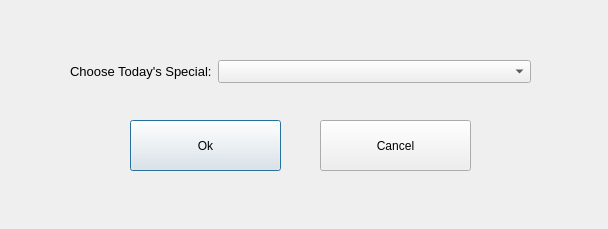
CallmeTeddyBear/Canteen-Management-System, file admintodaysspecial.ui: the form before one commit.
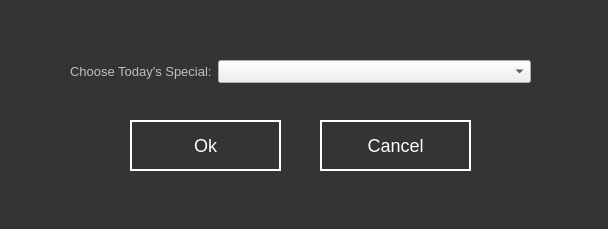
The form after the commit.

Patch:
```diff
--- a/admintodaysspecial.ui
+++ b/admintodaysspecial.ui
@@ -25,6 +25,39 @@
   <property name="windowTitle">
    <string>Change Today's Special</string>
   </property>
+  <property name="styleSheet">
+   <string notr="true">QDialog
+{
+	background-color: rgb(52, 52, 52);
+}
+QLabel
+{
+	color: rgb(191, 191, 191);
+}
+QPushButton
+{
+	color: rgb(255, 255, 255);
+	border-style: solid;
+	border-width: 2px;
+	border-color: rgb(255, 255, 255);
+	font-size: 18px;
+}
+QPushButton:hover
+{
+	background-color: rgb(255, 255, 255);
+	color: rgb(52, 52, 52);
+}
+QComboBox:hover
+{
+	background-color: rgb(0, 0, 0);
+	color: rgb(255, 255, 255);
+}
+QComboBox QAbstractItemView
+{
+	background-color: rgb(52, 52, 52);
+	color: rgb(255, 255, 255);
+}</string>
+  </property>
   <widget class="QPushButton" name="pushButton_ok">
    <property name="geometry">
     <rect>
```
